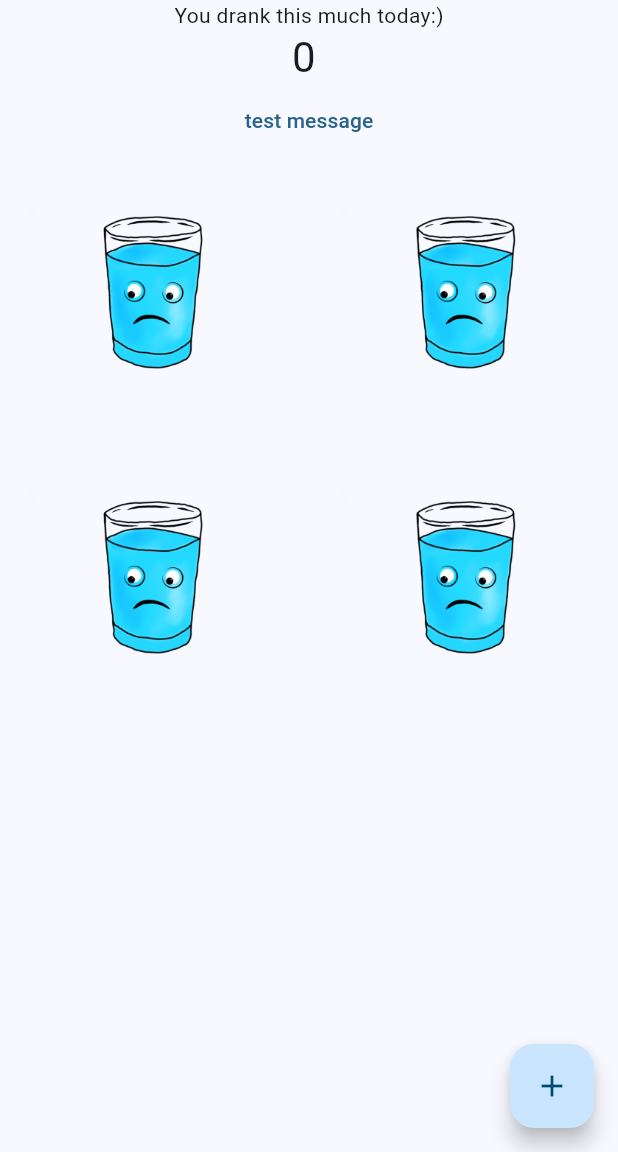
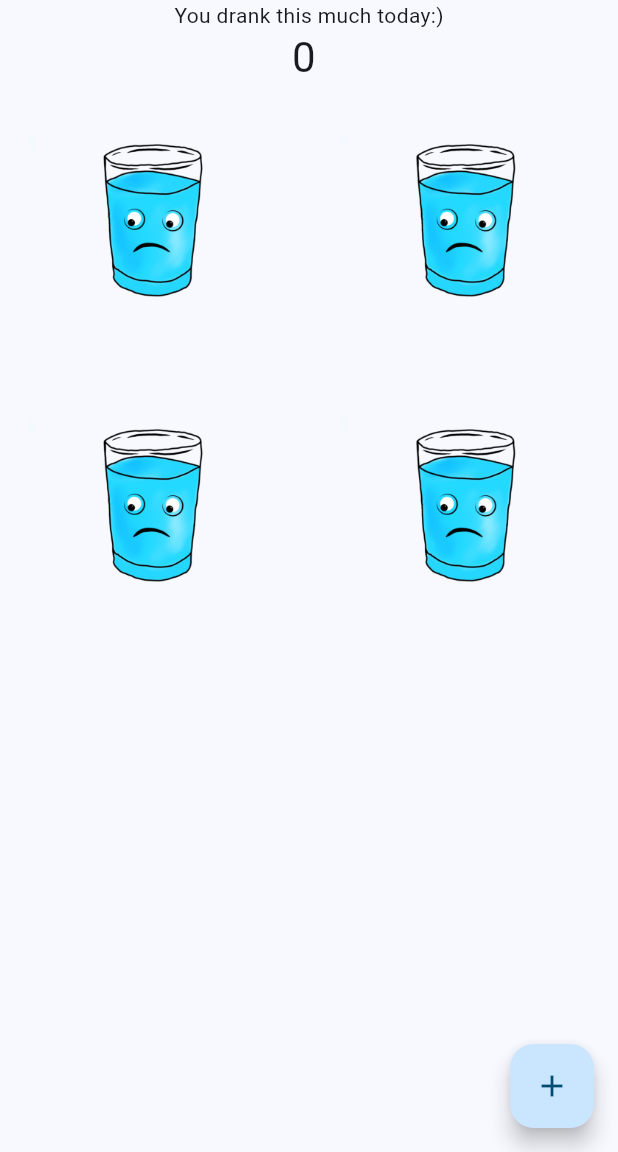
Before and after one commit to ReadingOwl3000/fl_waterapp, a Flutter app: the screen it shows after launch, on a phone screen of 412 x 824 dp, the part 84-1236 px from its top. Run offline on Flutter 3.47's test engine with Material 3 defaults, Android fonts, the phone set to English and light mode, and no system bars; our stand-ins replace flutter_local_notifications, flutter_phoenix, shared_preferences; missing offline and left inert: workmanager.

Commit message:
remove test button

```diff
--- a/lib/main.dart
+++ b/lib/main.dart
@@ -601,12 +601,6 @@ class _MyHomePageState extends State<MyHomePage> {
             '$drankToday ',
             style: Theme.of(context).textTheme.headlineMedium,
           ),
-          TextButton(
-              onPressed: () async {
-                // Schedule a notification
-                await scheduleTestNotification();
-              },
-              child: const Text("test message")),
           Expanded(
             child: GridView.builder(
               gridDelegate: const SliverGridDelegateWithFixedCrossAxisCount(
```
